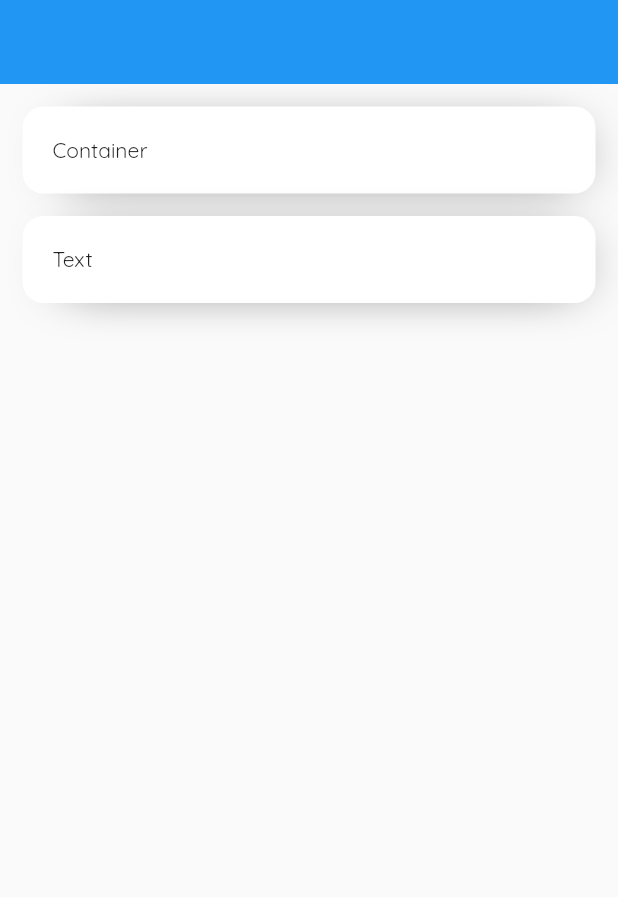
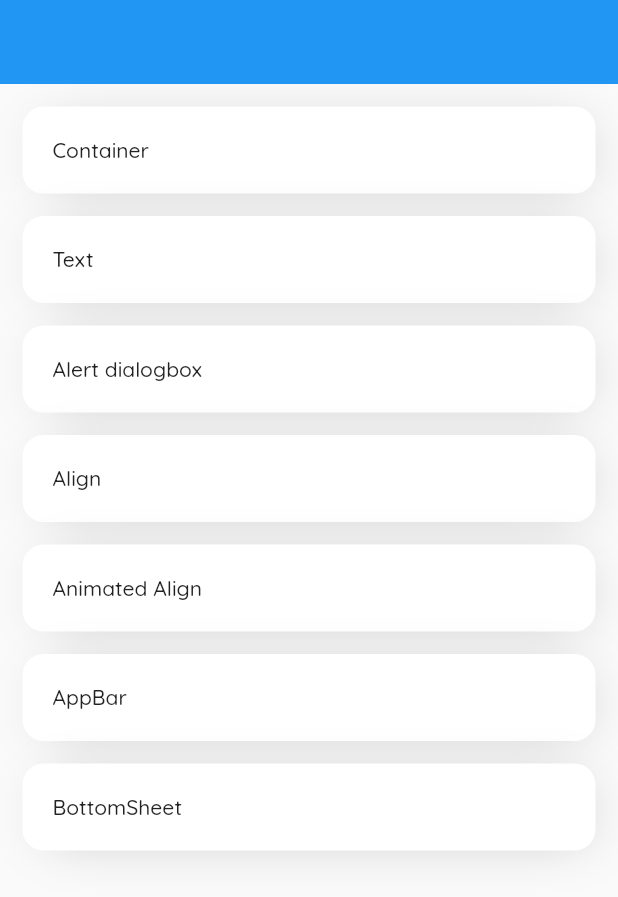
Before and after one commit to bhumit822/flutter_catalog, a Flutter app: the screen it shows after launch, on a phone screen of 412 x 824 dp. Shown: the top 897 px of the screen. Run offline on Flutter 3.47's test engine with Material 2 defaults, Android fonts, the phone set to English and light mode, and no system bars; our stand-ins replace google_fonts.

Commit message:
first commit

```diff
--- a/lib/main.dart
+++ b/lib/main.dart
@@ -1,5 +1,5 @@
 import 'package:flutter/material.dart';
-import 'package:flutter_catalog/screens/i.dart';
+import 'package:flutter_catalog/screens/show_widget.dart';
 import 'package:flutter_catalog/widget_List.dart';
 import 'package:google_fonts/google_fonts.dart';
 
@@ -57,6 +57,7 @@ class ListTile extends StatelessWidget {
   @override
   Widget build(BuildContext context) {
     return InkWell(
+      hoverColor: Colors.transparent,
       highlightColor: Colors.transparent,
       splashColor: Colors.transparent,
       onTap: () {
@@ -74,15 +75,15 @@ class ListTile extends StatelessWidget {
               borderRadius: BorderRadius.circular(14),
               boxShadow: [
                 BoxShadow(
-                    color: Colors.black,
-                    offset: Offset(8, 3),
-                    spreadRadius: -20,
+                    color: Colors.black.withOpacity(0.2),
+                    offset: Offset(5, 3),
+                    spreadRadius: -10,
                     blurRadius: 30)
               ]),
           padding: EdgeInsets.fromLTRB(20, 20, 20, 20),
           child: Text(
             widgets[idx].name,
-            style: GoogleFonts.quicksand(),
+            style: GoogleFonts.quicksand(fontWeight: FontWeight.w500),
           )),
     );
   }
--- a/lib/widget_List.dart
+++ b/lib/widget_List.dart
@@ -1,4 +1,9 @@
 import 'package:flutter_catalog/models/widget_model.dart';
+import 'package:flutter_catalog/widget_list/alert_dialogbox.dart';
+import 'package:flutter_catalog/widget_list/align.dart';
+import 'package:flutter_catalog/widget_list/animated_align.dart';
+import 'package:flutter_catalog/widget_list/appbar.dart';
+import 'package:flutter_catalog/widget_list/bottomsheet.dart';
 import 'package:flutter_catalog/widget_list/container.dart';
 import 'package:flutter_catalog/widget_list/text.dart';
 
@@ -13,4 +18,36 @@ List<WidgetModel> widgets = [
       implementation: TextImplementation(),
       description: TextImplementation(),
       codeString: TextCode()),
+  WidgetModel(
+      name: "Alert dialogbox",
+      implementation: AlertDialogBoxImplementation(),
+      description: AlertDialogBoxImplementation(),
+      codeString: AlertDialogBoxCode()),
+  WidgetModel(
+      name: "Align",
+      implementation: AlignImplementation(),
+      description: AlignImplementation(),
+      codeString: AlignCode()),
+  WidgetModel(
+      name: "Animated Align",
+      implementation: AnimatedAlignImplementation(),
+      description: AnimatedAlignImplementation(),
+      codeString: AnimatedAlignCode()),
+  WidgetModel(
+      name: "AppBar",
+      implementation: AppBarImplementation(),
+      description: AppBarImplementation(),
+      codeString: AppBarCode()),
+  WidgetModel(
+      name: "BottomSheet",
+      implementation: BottomSheetImplementation(),
+      description: BottomSheetImplementation(),
+      codeString: BottomSheetCode()),
 ];
+
+
+
+
+//aspectratio
+// baseline
+// bottom navigation bar
```
Also changed, not shown: lib/widget_list/alert_dialogbox.dart (added, +73 -0 lines), lib/widget_list/align.dart (added, +73 -0 lines), lib/widget_list/animated_align.dart (added, +77 -0 lines), lib/widget_list/animated_container.dart (added, +17 -0 lines), lib/widget_list/appbar.dart (added, +34 -0 lines), lib/widget_list/bottomsheet.dart (added, +88 -0 lines), lib/screens/show_widget.dart (renamed from lib/screens/i.dart).
